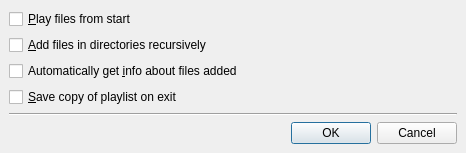
Qt form src/playlistpreferences.ui (wilbert2000/wzplayer) before a commit.
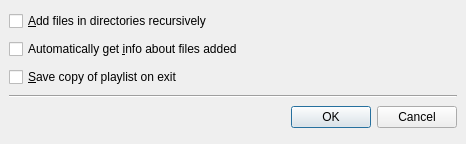
The same form after that commit. Icons and pictures are not drawn.

Patch:
```diff
--- a/src/playlistpreferences.ui
+++ b/src/playlistpreferences.ui
@@ -19,13 +19,6 @@
    <property name="spacing" >
     <number>6</number>
    </property>
-   <item>
-    <widget class="QCheckBox" name="play_from_start_check" >
-     <property name="text" >
-      <string>&amp;Play files from start</string>
-     </property>
-    </widget>
-   </item>
    <item>
     <widget class="QCheckBox" name="recursive_check" >
      <property name="text" >
```
Left out of the diff: 3 changed lines with no effect on the pictures.
